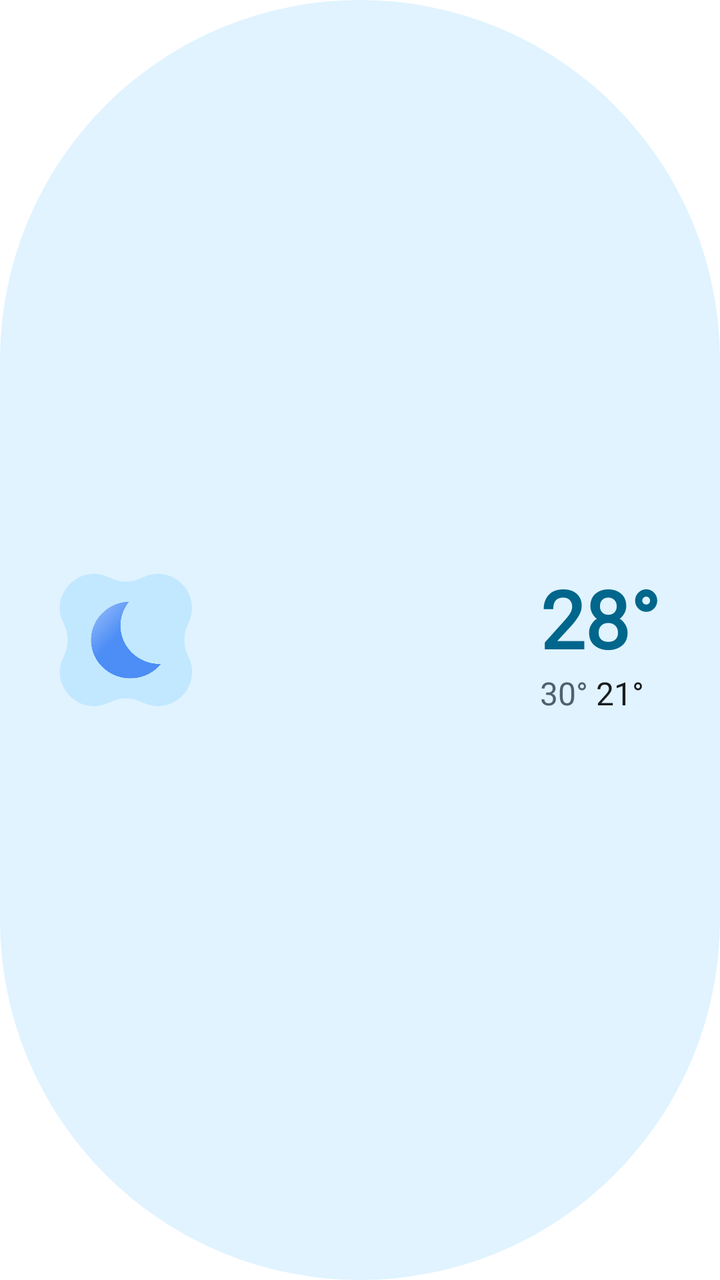
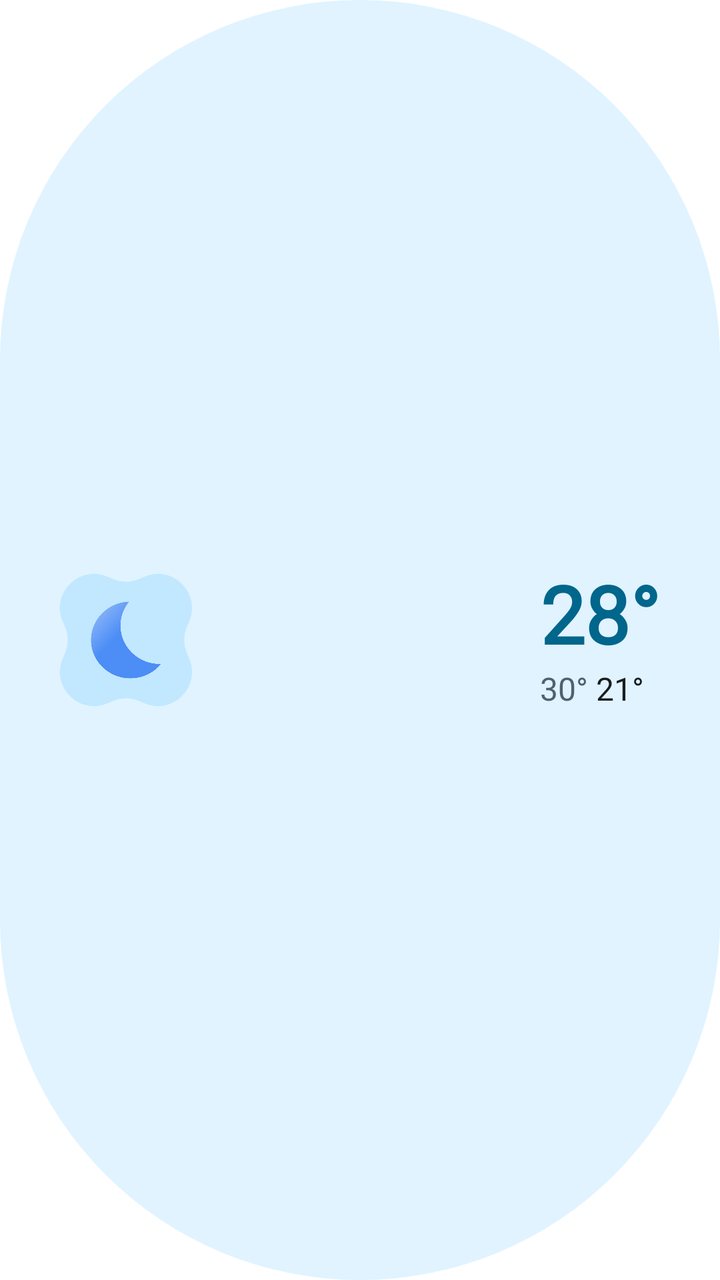

Screens rendered from an Android XML layout before and after an edit, with the pre-edit source and the edit as a unified diff.
<!-- AndroidManifest.xml: fallback theme Theme.MaterialComponents.DayNight.NoActionBar -->
<!-- res/layout/weather_widget.xml -->
<?xml version="1.0" encoding="utf-8"?>
<LinearLayout xmlns:android="http://schemas.android.com/apk/res/android"
    android:id="@+id/widget_root"
    android:layout_width="match_parent"
    android:layout_height="100dp"
    android:background="@drawable/rounded_widget_bg"
    android:orientation="horizontal"
    android:gravity="center_vertical">

    <LinearLayout
        android:layout_width="86dp"
        android:layout_height="86dp"
        android:orientation="vertical"
        android:gravity="center"
        android:background="@drawable/shape_set_2"
        android:layout_marginLeft="20dp"
        android:layout_gravity="center">
    <ImageView
        android:id="@+id/widget_icon_current_pill"
        android:layout_width="40dp"
        android:layout_height="40dp"
        android:layout_gravity="center"
        android:src="@drawable/clear_night" />

    </LinearLayout>


    
    <FrameLayout
        android:layout_width="match_parent"
        android:layout_height="match_parent"
        android:layout_gravity="end|center_vertical"

        android:paddingRight="30dp">

    <LinearLayout
        android:layout_width="wrap_content"
        android:layout_height="wrap_content"
        android:orientation="vertical"
        android:layout_gravity="end|center_vertical">

        <TextView
            android:id="@+id/current_widget_temp_pill"
            android:layout_width="wrap_content"
            android:layout_height="wrap_content"
            android:text="28°"
            android:fontFamily="@font/medium"

            android:textColor="@color/colorPrimary"
            android:textSize="40sp"
            android:textStyle="bold" />

        
        <LinearLayout
            android:id="@+id/temp_range"
            android:layout_width="wrap_content"
            android:layout_height="wrap_content"
            android:orientation="horizontal"
            >

            <TextView
                android:id="@+id/temp_high"
                android:layout_width="wrap_content"
                android:layout_height="wrap_content"
                android:fontFamily="@font/regular"
                android:text="30°"
                android:textColor="@color/colorSecondary"
                android:textSize="16sp"
                 />

            <TextView
                android:id="@+id/temp_low"
                android:layout_width="wrap_content"
                android:fontFamily="@font/regular"
                android:layout_height="wrap_content"
                android:text=" 21°"
                android:textColor="@color/colorOnBackground"
                android:textSize="16sp" />
        </LinearLayout>
    </LinearLayout>
    </FrameLayout>
</LinearLayout>
<!-- resources referenced by this layout -->
<resources>
  <color name="colorOnBackground">#191c20</color>
  <color name="colorPrimary">#415f91</color>
  <color name="colorSecondary">#565f71</color>
  <!-- drawable clear_night: png bitmap (drawable, 40954 bytes) -->
  <!-- drawable rounded_widget_bg (drawable) -->
  <shape xmlns:android="http://schemas.android.com/apk/res/android">
      <corners android:radius="999dp" />
      <solid android:color="@color/colorSurfaceContainer" />
  </shape>
  <!-- drawable shape_set_2 (drawable) -->
  <vector xmlns:android="http://schemas.android.com/apk/res/android"
      android:width="380dp"
      android:height="380dp"
      android:viewportWidth="380"
      android:viewportHeight="380">
    <path
        android:pathData="M230.39,50.47C293.11,23.23 356.77,86.89 329.53,149.61L325.02,159.98C316.71,179.13 316.71,200.87 325.02,220.02L329.53,230.39C356.77,293.11 293.11,356.77 230.39,329.53L220.02,325.02C200.87,316.71 179.13,316.71 159.98,325.02L149.61,329.53C86.89,356.77 23.23,293.11 50.47,230.39L54.98,220.02C63.29,200.87 63.29,179.13 54.98,159.98L50.47,149.61C23.23,86.89 86.89,23.23 149.61,50.47L159.98,54.98C179.13,63.29 200.87,63.29 220.02,54.98L230.39,50.47Z"
        android:fillColor="@color/colorPrimaryContainer"/>
  </vector>
  <color name="colorSurfaceContainer">#ededf4</color>
  <color name="colorPrimaryContainer">#d6e3ff</color>
</resources>

<!-- the commit's change to res/layout/weather_widget.xml (unified diff, before → after) -->
@@ -37,6 +37,7 @@
         android:layout_width="wrap_content"
         android:layout_height="wrap_content"
         android:orientation="vertical"
+        android:paddingBottom="5dp"
         android:layout_gravity="end|center_vertical">
 
         <TextView
